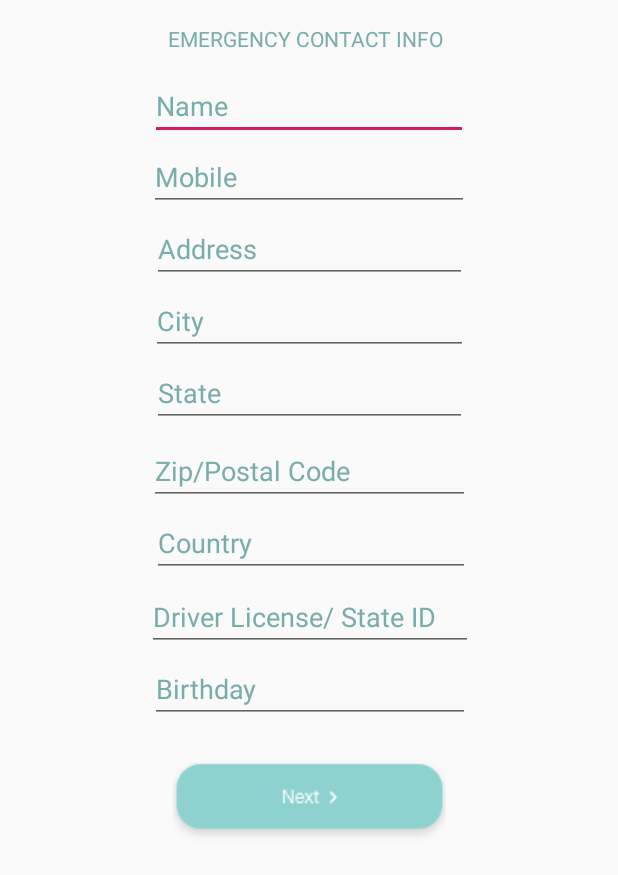
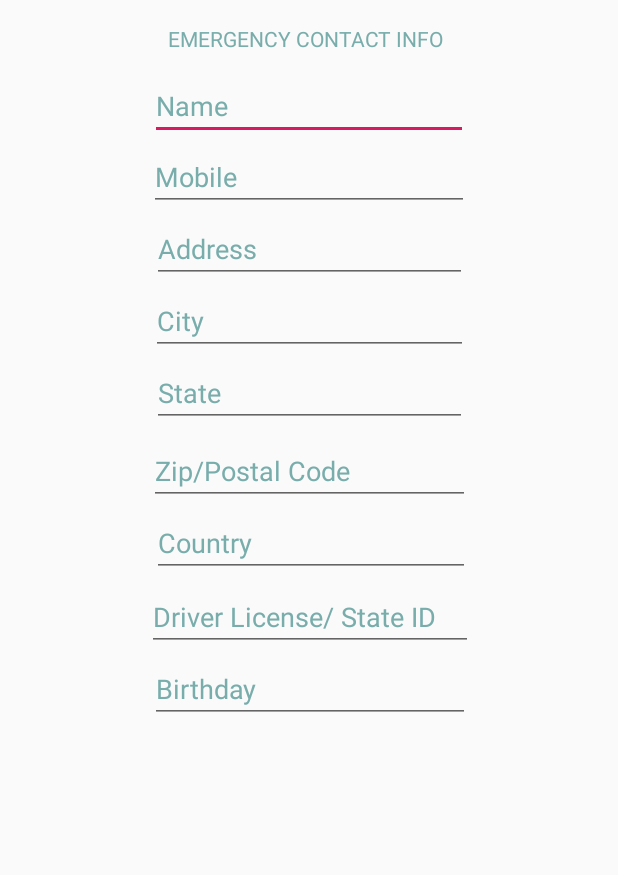
Before and after one commit to peiyaaao/emprint, an Android app: the EmergencyContact screen opened directly, with no data from a screen before it, on a phone screen of 412 x 824 dp. Shown: the top 875 px of the screen. Run offline under Robolectric (Android 15) with nearby library versions, the phone set to English and light mode, and no system bars.

Commit message:
Edit Emerge Contact

```diff
--- a/app/src/main/res/layout/activity_emergency_contact.xml
+++ b/app/src/main/res/layout/activity_emergency_contact.xml
@@ -159,17 +159,4 @@
         app:layout_constraintVertical_bias="0.0"
         android:textColor="#78ADAB"  />
 
-    <ImageButton
-        android:id="@+id/imageButton"
-        android:layout_width="182dp"
-        android:layout_height="71dp"
-        android:layout_marginStart="8dp"
-        android:layout_marginTop="16dp"
-        android:layout_marginEnd="8dp"
-        android:background="#00000000"
-        app:layout_constraintEnd_toEndOf="parent"
-        app:layout_constraintStart_toStartOf="parent"
-        app:layout_constraintTop_toBottomOf="@+id/birthday"
-        app:srcCompat="@drawable/next" />
-
 </android.support.constraint.ConstraintLayout>
```
Also changed, not shown: app/src/main/java/com/example/techtogether/emprint/EmergencyContact.java (+0 -10 lines).
